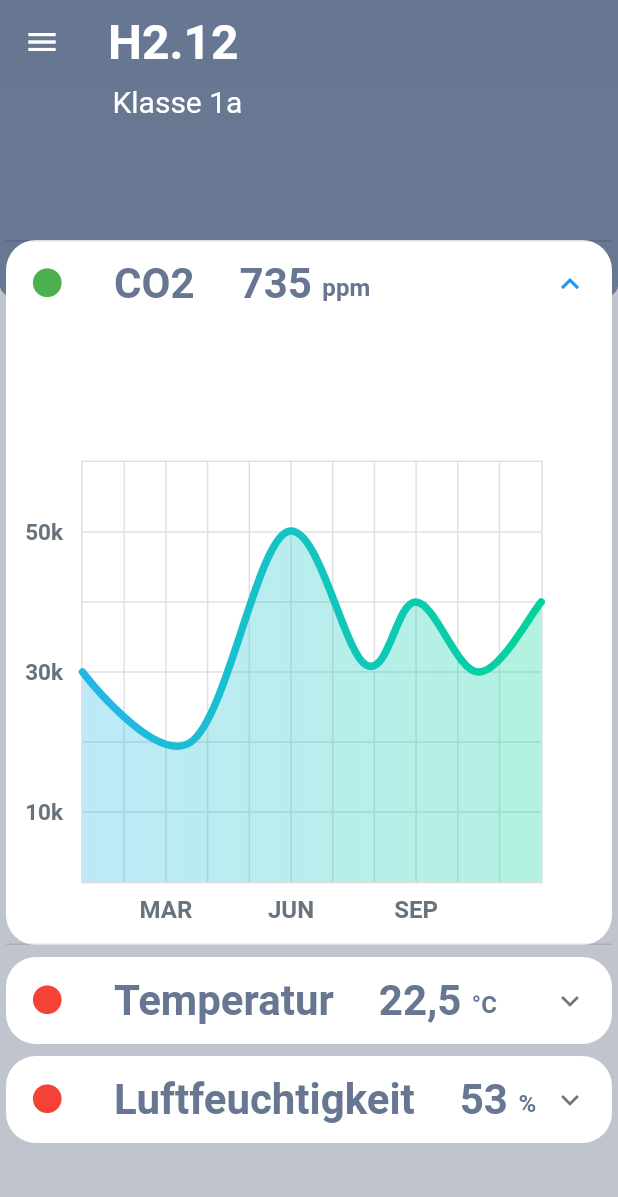
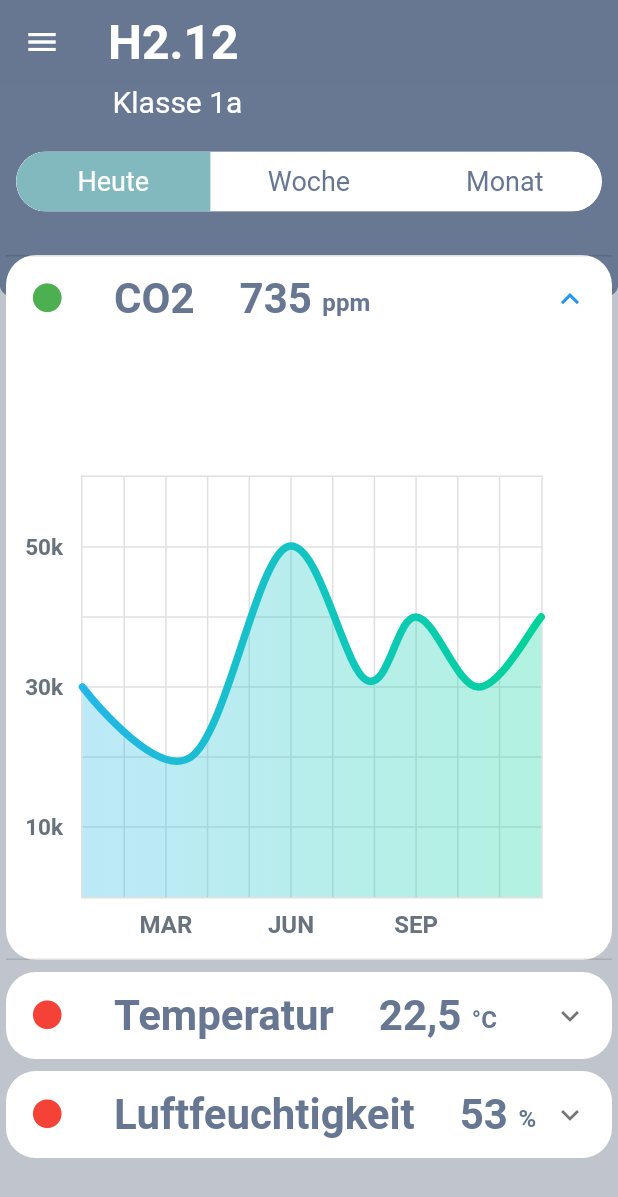
Before and after one commit to lisaschulzke/coTWO_flutter, a Flutter app: the screen it shows after launch, in the side drawer, after a tap on "Journal", on a phone screen of 412 x 824 dp. Shown: the top 1197 px of the screen. Run offline on Flutter 3.47's test engine with Material 2 defaults, Android fonts, the phone set to English and light mode, and no system bars; drawn by our look-alikes of fl_chart, toggle_switch; our stand-ins replace animated_background; missing offline and left inert: qr_mobile_vision.

```diff
--- a/lib/detail.dart
+++ b/lib/detail.dart
@@ -2,6 +2,7 @@ import 'package:co_two/compnents/custom_scaffold.dart';
 import 'package:co_two/compnents/graph.dart';
 import 'package:fl_chart/fl_chart.dart';
 import 'package:flutter/material.dart';
+import 'package:toggle_switch/toggle_switch.dart';
 
 class Detail extends StatefulWidget {
   @override
@@ -9,6 +10,8 @@ class Detail extends StatefulWidget {
 }
 
 class _DetailState extends State<Detail> {
+  List<bool> _selections = List.generate(3, (_) => false);
+
   @override
   Widget build(BuildContext context) {
     return CustomScaffold(
@@ -20,15 +23,76 @@ class _DetailState extends State<Detail> {
           crossAxisAlignment: CrossAxisAlignment.stretch,
           children: [
             Container(
-              //TODO: Buttongroup
-              height: 100,
+              margin: EdgeInsets.only(top: 40, bottom: 20),
+              height: 50,
+              width: MediaQuery.of(context).size.width,
+              child: Center(
+                child: ToggleSwitch(
+                  minWidth: 200,
+                  fontSize: 18,
+                  inactiveFgColor: Theme.of(context).primaryColor,
+                  cornerRadius: 20,
+                  initialLabelIndex: 0,
+                  labels: ["Heute", "Woche", "Monat"],
+                  activeBgColor: Color(0xff81B9BF),
+                  inactiveBgColor: Colors.white,
+                  onToggle: (index) {
+                    print("switched to $index");
+                  },
+                ),
+                // child: ToggleButtons(
+                //   children: [
+                //     Container(
+                //         width: MediaQuery.of(context).size.width * 0.25,
+                //         child: Center(
+                //             child: Text(
+                //           "heute",
+                //           style: TextStyle(
+                //               fontSize: 18, fontWeight: FontWeight.bold),
+                //         ))),
+                //     Container(
+                //         decoration: BoxDecoration(
+                //             color: ToggleButtons.onPressed()
+                //                 ? Color(0xff81B9BF)
+                //                 : Colors.white),
+                //         width: MediaQuery.of(context).size.width * 0.25,
+                //         child: Center(
+                //             child: Text(
+                //           "Woche",
+                //           style: TextStyle(
+                //               fontSize: 18, fontWeight: FontWeight.bold),
+                //         ))),
+                //     Container(
+                //         width: MediaQuery.of(context).size.width * 0.25,
+                //         child: Center(
+                //             child: Text(
+                //           "Monat",
+                //           style: TextStyle(
+                //               fontSize: 18, fontWeight: FontWeight.bold),
+                //         ))),
+                //   ],
+                //   highlightColor: Colors.white,
+                //   fillColor: Color(0xff81B9BF),
+                //   borderRadius: BorderRadius.circular(20),
+                //   borderColor: Colors.white,
+                //   selectedColor: Colors.white,
+                //   borderWidth: 0.1,
+                //   color: Colors.white,
+                //   // color: Theme.of(context).primaryColor,
+                //   isSelected: _selections,
+                //   onPressed: (int index) {
+                //     setState(() {
+                //       _selections[index] = !_selections[index];
+                //     });
+                //   },
+                //   renderBorder: true,
+                // ),
+              ),
             ),
             Container(
               child: Expanded(
                 child: SingleChildScrollView(
                   child: Container(
-                    // width: MediaQuery.of(context).size.width,
-                    // height: MediaQuery.of(context).size.height,
                     child: Center(
                       child: Column(
                         children: [
@@ -157,8 +221,8 @@ class _DetailState extends State<Detail> {
                                 ),
                                 children: [
                                   Container(
-                                    height:
-                                        MediaQuery.of(context).size.height *0.5,
+                                    height: MediaQuery.of(context).size.height *
+                                        0.5,
                                     width: MediaQuery.of(context).size.width,
                                     margin: EdgeInsets.only(right: 15),
                                     child: Stack(
--- a/pubspec.yaml
+++ b/pubspec.yaml
@@ -30,6 +30,7 @@ dependencies:
   http: ^0.12.2
   flutter_launcher_name: "^0.0.1"
   fl_chart: ^0.12.2
+  toggle_switch: ^0.1.8
 
 
 provider: ^3.0.0
```
Also changed, not shown: pubspec.lock.
